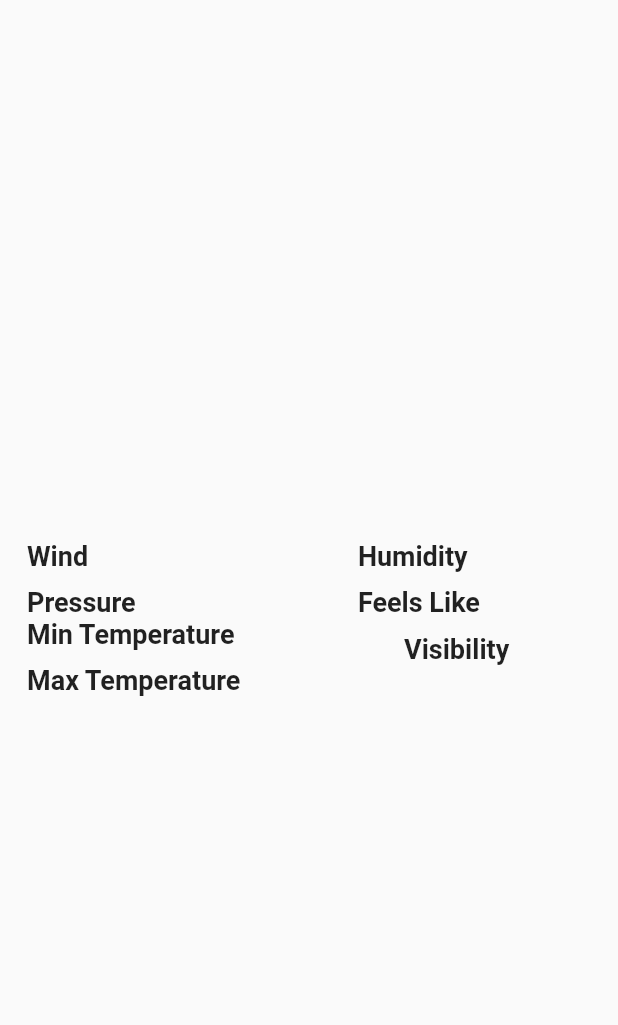
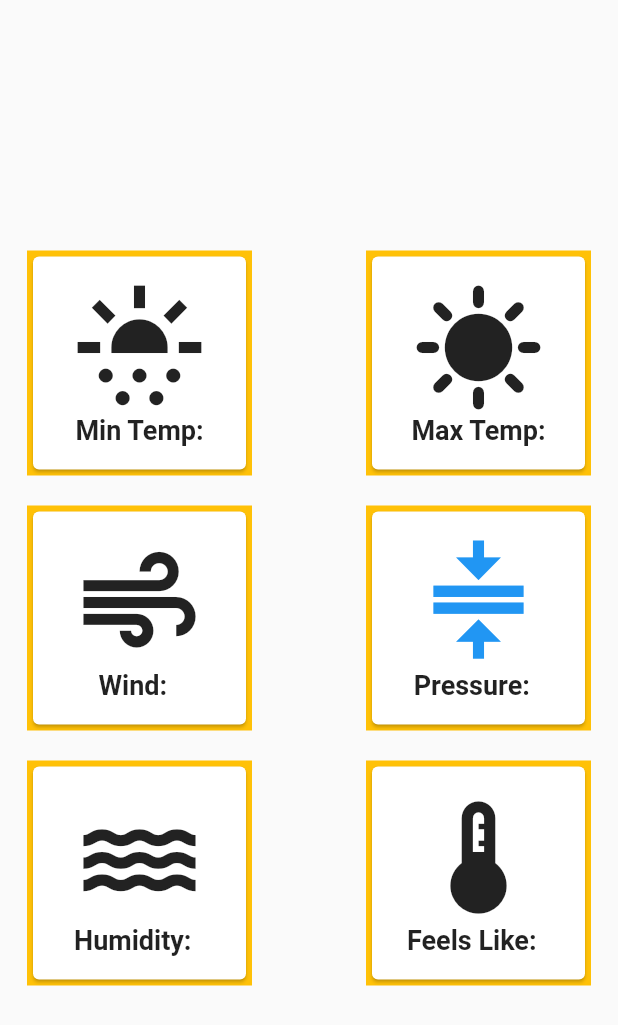
Before and after one commit to anishbasnet027/Weather_API, a Flutter app: what additionalInformation() shows on an empty page, opened directly with empty values, on a phone screen of 412 x 824 dp. Shown: the top 1025 px of the screen. Run offline on Flutter 3.47's test engine with Material 2 defaults, Android fonts, the phone set to English and light mode, and no system bars; network calls fail.

Commit message:
weather done

```diff
--- a/lib/main.dart
+++ b/lib/main.dart
@@ -45,16 +45,22 @@ class _HomePageState extends State<HomePage> {
           future: getData(),
           builder: (context, snapshot) {
             if (snapshot.connectionState == ConnectionState.done) {
-              return Column(
+              return SingleChildScrollView(
+                child: Center(
+                  child: Column(
                     crossAxisAlignment: CrossAxisAlignment.center,
                     children: [
+                      SizedBox(
+                        height: 70,
+                      ),
+                      Text("Today"),
                       currentWeather(
                           Icons.sunny, "${data!.temperature}", "${data!.name}"),
                       SizedBox(
                         height: 20,
                       ),
                       Text(
-                    "Additional Information",
+                        "Detail Weather Information",
                         style: TextStyle(
                             fontSize: 24,
                             color: Colors.amber,
@@ -71,11 +77,13 @@ class _HomePageState extends State<HomePage> {
                         "${data!.pressure}",
                         "${data!.minTemperature}",
                         "${data!.maxTemperature}",
-                      "${data!.visibility}"),
+                      ),
                       SizedBox(
                         height: 12,
                       ),
                     ],
+                  ),
+                ),
               );
             } else if (snapshot.connectionState == ConnectionState.waiting) {
               child:
--- a/lib/models/weather_models.dart
+++ b/lib/models/weather_models.dart
@@ -11,7 +11,6 @@ class Weather {
   double? feels_like;
   int? pressure;
   String? name;
-  String? visibility;
 
   Weather(
       {required this.latitude,
@@ -22,7 +21,6 @@ class Weather {
       this.wind,
       this.humidity,
       this.feels_like,
-      this.visibility,
       this.name,
       this.pressure});
 
@@ -37,6 +35,5 @@ class Weather {
     name = json["name"];
     pressure = json["main"]["pressure"];
     maxTemperature = json["main"]["temp_max"];
-    visibility = json["visibility"];
   }
 }
--- a/lib/views/additional_information.dart
+++ b/lib/views/additional_information.dart
@@ -7,7 +7,6 @@ Widget additionalInformation(
   String feels_like,
   String minTeperature,
   String maxTemperature,
-  String visibility,
 ) {
   return Container(
     width: double.infinity,
@@ -20,42 +19,146 @@ Widget additionalInformation(
           mainAxisAlignment: MainAxisAlignment.spaceBetween,
           crossAxisAlignment: CrossAxisAlignment.center,
           children: [
-            Column(
-              mainAxisAlignment: MainAxisAlignment.start,
-              crossAxisAlignment: CrossAxisAlignment.start,
+            Container(
+              color: Colors.amber,
+              height: 150,
+              width: 150,
+              child: Card(
+                child: Column(
+                  mainAxisAlignment: MainAxisAlignment.center,
+                  crossAxisAlignment: CrossAxisAlignment.center,
+                  children: [
+                    Icon(
+                      Icons.sunny_snowing,
+                      size: 90,
+                    ),
+                    Row(
+                      mainAxisAlignment: MainAxisAlignment.center,
                       children: [
                         Text(
-                  "Wind",
+                          "Min Temp:",
                           style: TextStyle(
                             fontWeight: FontWeight.w600,
                             fontSize: 18,
                           ),
                         ),
-                SizedBox(
-                  height: 10,
+                        Text(
+                          "$minTeperature",
+                          style: TextStyle(
+                            fontWeight: FontWeight.w600,
+                            fontSize: 18,
                           ),
+                        )
+                      ],
+                    ),
+                  ],
+                ),
+              ),
+            ),
+            Container(
+              color: Colors.amber,
+              height: 150,
+              width: 150,
+              child: Card(
+                child: Column(
+                  mainAxisAlignment: MainAxisAlignment.center,
+                  crossAxisAlignment: CrossAxisAlignment.center,
+                  children: [
+                    Icon(
+                      Icons.sunny,
+                      size: 90,
+                    ),
+                    Row(
+                      mainAxisAlignment: MainAxisAlignment.center,
+                      children: [
                         Text(
-                  "Pressure",
+                          "Max Temp:",
                           style: TextStyle(
                             fontWeight: FontWeight.w600,
                             fontSize: 18,
                           ),
                         ),
+                        Text(
+                          "$maxTemperature",
+                          style: TextStyle(
+                            fontWeight: FontWeight.w600,
+                            fontSize: 18,
+                          ),
+                        )
                       ],
                     ),
-            Column(
-              mainAxisAlignment: MainAxisAlignment.start,
-              crossAxisAlignment: CrossAxisAlignment.start,
+                  ],
+                ),
+              ),
+            ),
+          ],
+        ),
+        SizedBox(
+          height: 20,
+        ),
+        Row(
+          mainAxisAlignment: MainAxisAlignment.spaceBetween,
+          crossAxisAlignment: CrossAxisAlignment.center,
           children: [
+            Container(
+              color: Colors.amber,
+              height: 150,
+              width: 150,
+              child: Card(
+                child: Column(
+                  mainAxisAlignment: MainAxisAlignment.center,
+                  crossAxisAlignment: CrossAxisAlignment.center,
+                  children: [
+                    Icon(
+                      Icons.air,
+                      size: 90,
+                    ),
+                    Row(
+                      mainAxisAlignment: MainAxisAlignment.center,
+                      children: [
+                        Text(
+                          "Wind:  ",
+                          style: TextStyle(
+                            fontWeight: FontWeight.w600,
+                            fontSize: 18,
+                          ),
+                        ),
                         Text(
                           "$wind",
                           style: TextStyle(
                             fontWeight: FontWeight.w600,
                             fontSize: 18,
                           ),
+                        )
+                      ],
                     ),
-                SizedBox(
-                  height: 10,
+                  ],
+                ),
+              ),
+            ),
+            Container(
+              color: Colors.amber,
+              height: 150,
+              width: 150,
+              child: Card(
+                child: Column(
+                  mainAxisAlignment: MainAxisAlignment.center,
+                  crossAxisAlignment: CrossAxisAlignment.center,
+                  children: [
+                    Icon(
+                      Icons.compress,
+                      size: 90,
+                      color: Colors.blue,
+                    ),
+                    Row(
+                      mainAxisAlignment: MainAxisAlignment.center,
+                      children: [
+                        Text(
+                          "Pressure:  ",
+                          style: TextStyle(
+                            fontWeight: FontWeight.w600,
+                            fontSize: 18,
+                          ),
                         ),
                         Text(
                           "$pressure",
@@ -63,45 +166,80 @@ Widget additionalInformation(
                             fontWeight: FontWeight.w600,
                             fontSize: 18,
                           ),
+                        )
+                      ],
                     ),
                   ],
                 ),
-            Column(
-              mainAxisAlignment: MainAxisAlignment.start,
-              crossAxisAlignment: CrossAxisAlignment.start,
+              ),
+            ),
+          ],
+        ),
+        SizedBox(
+          height: 20,
+        ),
+        Row(
+          mainAxisAlignment: MainAxisAlignment.spaceBetween,
+          crossAxisAlignment: CrossAxisAlignment.center,
+          children: [
+            Container(
+              color: Colors.amber,
+              height: 150,
+              width: 150,
+              child: Card(
+                child: Column(
+                  mainAxisAlignment: MainAxisAlignment.center,
+                  crossAxisAlignment: CrossAxisAlignment.center,
+                  children: [
+                    Icon(
+                      Icons.water,
+                      size: 90,
+                    ),
+                    Row(
+                      mainAxisAlignment: MainAxisAlignment.center,
                       children: [
                         Text(
-                  "Humidity",
+                          "Humidity:  ",
                           style: TextStyle(
                             fontWeight: FontWeight.w600,
                             fontSize: 18,
                           ),
                         ),
-                SizedBox(
-                  height: 10,
-                ),
-                Text(
-                  "Feels Like",
-                  style: TextStyle(
-                    fontWeight: FontWeight.w600,
-                    fontSize: 18,
-                  ),
-                ),
-              ],
-            ),
-            Column(
-              mainAxisAlignment: MainAxisAlignment.start,
-              crossAxisAlignment: CrossAxisAlignment.start,
-              children: [
                         Text(
                           "$Humidity",
                           style: TextStyle(
                             fontWeight: FontWeight.w600,
                             fontSize: 18,
                           ),
+                        )
+                      ],
                     ),
-                SizedBox(
-                  height: 10,
+                  ],
+                ),
+              ),
+            ),
+            Container(
+              color: Colors.amber,
+              height: 150,
+              width: 150,
+              child: Card(
+                child: Column(
+                  mainAxisAlignment: MainAxisAlignment.center,
+                  crossAxisAlignment: CrossAxisAlignment.center,
+                  children: [
+                    Icon(
+                      Icons.thermostat,
+                      size: 90,
+                    ),
+                    Row(
+                      mainAxisAlignment: MainAxisAlignment.center,
+                      children: [
+                        Text(
+                          "Feels Like:  ",
+                          style: TextStyle(
+                            fontWeight: FontWeight.w600,
+                            fontSize: 18,
+                          ),
                         ),
                         Text(
                           "$feels_like",
@@ -109,89 +247,12 @@ Widget additionalInformation(
                             fontWeight: FontWeight.w600,
                             fontSize: 18,
                           ),
-                ),
+                        )
                       ],
                     ),
                   ],
                 ),
-        Row(
-          mainAxisAlignment: MainAxisAlignment.spaceBetween,
-          crossAxisAlignment: CrossAxisAlignment.center,
-          children: [
-            Column(
-              mainAxisAlignment: MainAxisAlignment.start,
-              crossAxisAlignment: CrossAxisAlignment.start,
-              children: [
-                Text(
-                  "Min Temperature",
-                  style: TextStyle(
-                    fontWeight: FontWeight.w600,
-                    fontSize: 18,
               ),
-                ),
-                SizedBox(
-                  height: 10,
-                ),
-                Text(
-                  "Max Temperature",
-                  style: TextStyle(
-                    fontWeight: FontWeight.w600,
-                    fontSize: 18,
-                  ),
-                ),
-              ],
-            ),
-            Column(
-              mainAxisAlignment: MainAxisAlignment.start,
-              crossAxisAlignment: CrossAxisAlignment.start,
-              children: [
-                Text(
-                  "$minTeperature",
-                  style: TextStyle(
-                    fontWeight: FontWeight.w600,
-                    fontSize: 18,
-                  ),
-                ),
-                SizedBox(
-                  height: 10,
-                ),
-                Text(
-                  "$maxTemperature",
-                  style: TextStyle(
-                    fontWeight: FontWeight.w600,
-                    fontSize: 18,
-                  ),
-                ),
-              ],
-            ),
-            Column(
-              mainAxisAlignment: MainAxisAlignment.start,
-              crossAxisAlignment: CrossAxisAlignment.start,
-              children: [
-                Text(
-                  "Visibility",
-                  style: TextStyle(
-                    fontWeight: FontWeight.w600,
-                    fontSize: 18,
-                  ),
-                ),
-                SizedBox(
-                  height: 10,
-                ),
-              ],
-            ),
-            Column(
-              mainAxisAlignment: MainAxisAlignment.start,
-              crossAxisAlignment: CrossAxisAlignment.start,
-              children: [
-                Text(
-                  "$visibility",
-                  style: TextStyle(
-                    fontWeight: FontWeight.w600,
-                    fontSize: 18,
-                  ),
-                ),
-              ],
             ),
           ],
         )
```
Lines whose indentation alone changed are shown as unchanged.
